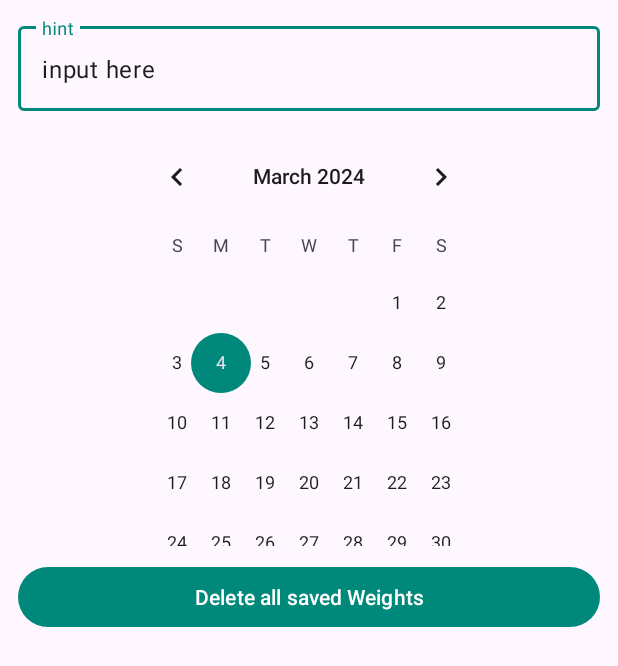
After one commit to sinijus/cat_keeper, an Android app: the layout dialog_edit_chart_card.xml on its own in the app's theme, with its tools: preview values and no code run, on a phone screen of 412 x 824 dp. The commit adds this screen. Shown: the top 666 px of the screen. Run offline under Robolectric (Android 15) with nearby library versions, the phone set to English and light mode, and no system bars.

Commit message:
ChartCardFragment extract COMPLETED

```diff
--- a/app/build.gradle.kts
+++ b/app/build.gradle.kts
@@ -10,7 +10,7 @@ android {
 
     defaultConfig {
         applicationId = "com.jaanussinivali.catkeeper"
-        minSdk = 24
+        minSdk = 26
         targetSdk = 34
         versionCode = 1
         versionName = "1.0"
--- /dev/null
+++ b/app/src/main/res/layout/dialog_edit_chart_card.xml
@@ -0,0 +1,49 @@
+<?xml version="1.0" encoding="utf-8"?>
+<LinearLayout xmlns:android="http://schemas.android.com/apk/res/android"
+    xmlns:tools="http://schemas.android.com/tools"
+    android:layout_width="match_parent"
+    android:layout_height="match_parent"
+    android:orientation="vertical"
+    android:padding="12dp">
+
+    <com.google.android.material.textfield.TextInputLayout
+        android:id="@+id/text_input_weight_layout"
+        style="@style/Widget.Material3.TextInputLayout.OutlinedBox"
+        android:layout_width="match_parent"
+        android:layout_height="wrap_content"
+        tools:hint="hint">
+
+        <com.google.android.material.textfield.TextInputEditText
+            android:id="@+id/text_input_weight_value"
+            android:layout_width="match_parent"
+            android:layout_height="wrap_content"
+            tools:text="input here" />
+
+    </com.google.android.material.textfield.TextInputLayout>
+
+    <com.google.android.material.textfield.TextInputLayout
+        style="@style/Widget.Material3.TextInputLayout.OutlinedBox"
+        android:layout_width="match_parent"
+        android:layout_height="wrap_content"
+        android:layout_marginTop="10dp"
+        android:layout_marginBottom="10dp">
+
+        <DatePicker
+            android:id="@+id/date_picker_value"
+            android:layout_width="match_parent"
+            android:layout_height="wrap_content"
+            android:datePickerMode="spinner"
+            android:spinnersShown="false"
+
+            tools:text="input here" />
+
+    </com.google.android.material.textfield.TextInputLayout>
+
+    <com.google.android.material.button.MaterialButton
+        android:id="@+id/button_delete_weight_records"
+        android:layout_width="match_parent"
+        android:layout_height="wrap_content"
+        android:text="@string/descr_button_delete_saved_weights" />
+
+
+</LinearLayout>
--- a/app/src/main/res/values/strings.xml
+++ b/app/src/main/res/values/strings.xml
@@ -30,4 +30,7 @@
     <string name="dialog_edit_image_button_text_camera">Insert image from Camera</string>
     <string name="dialog_edit_image_button_text_gallery">Insert image from Gallery</string>
     <string name="descr_insert_picture_icon">Insert picture icon</string>
+    <!-- TODO: Remove or change this placeholder text -->
+    <string name="hello_blank_fragment">Hello blank fragment</string>
+    <string name="descr_button_delete_saved_weights">Delete all saved Weights</string>
 </resources>
```
Also changed, not shown: app/src/main/java/com/jaanussinivali/catkeeper/ui/cat/CatCardsFragment.kt (+0 -39 lines), app/src/main/java/com/jaanussinivali/catkeeper/ui/cat/ChartCardFragment.kt (added, +121 -0 lines), app/src/main/java/com/jaanussinivali/catkeeper/ui/cat/ImageCardFragment.kt (+15 -21 lines), app/src/main/res/layout/fragment_cat_cards.xml (+10 -65 lines), app/src/main/res/layout/fragment_chart_card.xml (added, +62 -0 lines), 1 other file.
